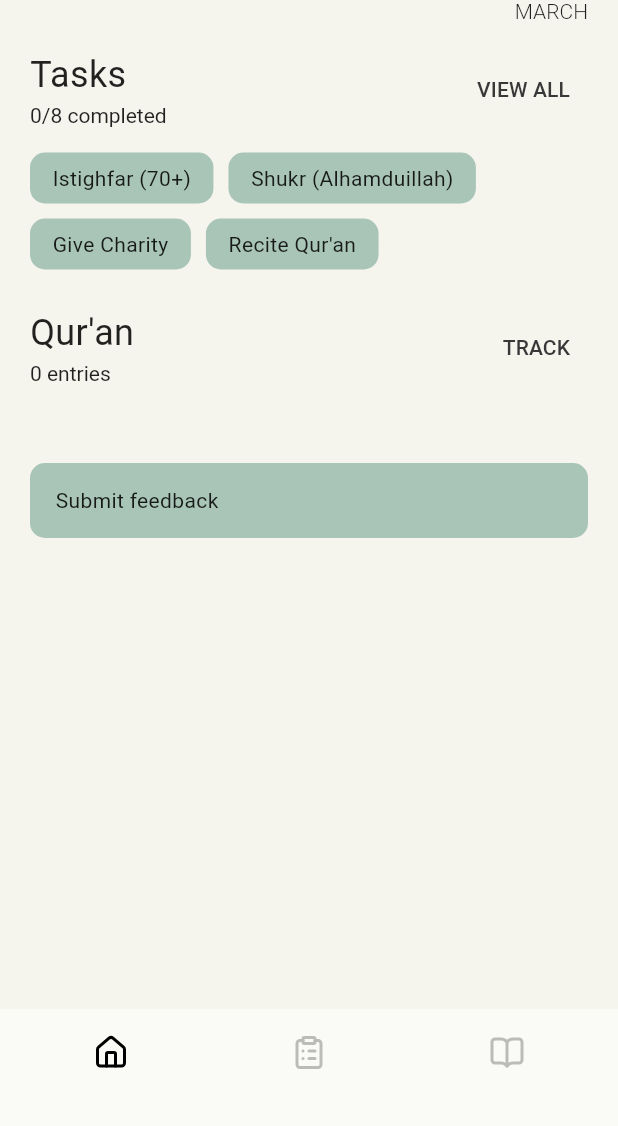
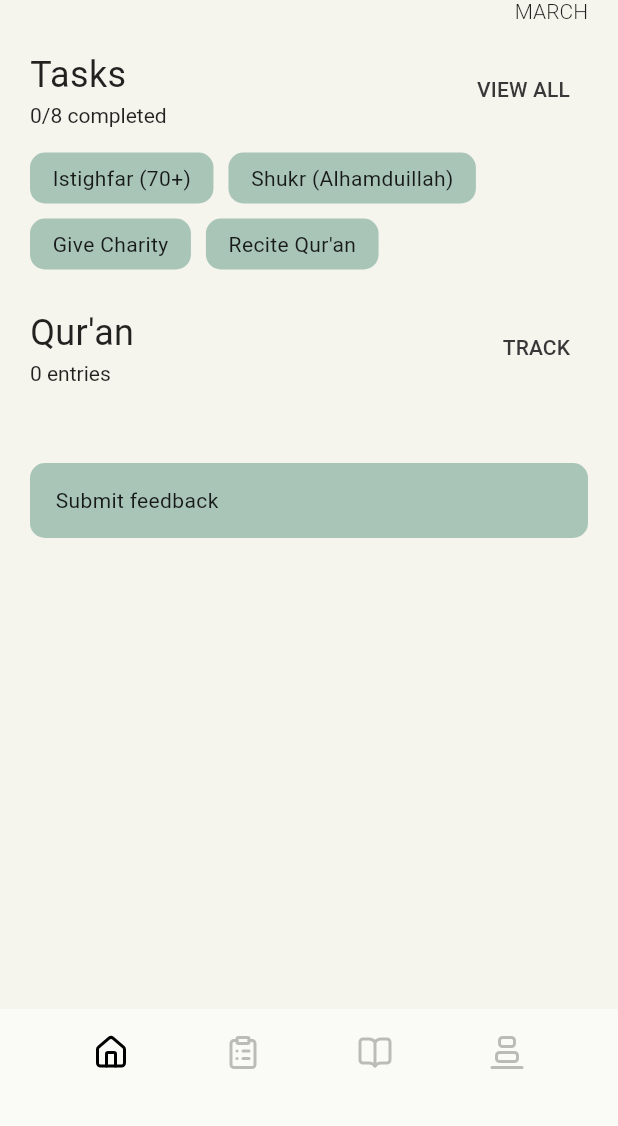
Before and after one commit to hkamran80/ramadan-taskminder, a Flutter app: the screen it shows after launch, on a phone screen of 412 x 824 dp, the part 110-1236 px from its top. Run offline on Flutter 3.47's test engine with Material 2 defaults, Android fonts, the phone set to English and light mode, and no system bars; our stand-ins replace go_router, google_fonts, hijri, hive_flutter, lucide_icons, shared_preferences; accounts and stored records are empty; Roboto replaces fonts that are missing (Numans).

Commit message:
Add to tab bar

```diff
--- a/lib/widgets/page_footer.dart
+++ b/lib/widgets/page_footer.dart
@@ -16,6 +16,7 @@ class PageFooter extends StatelessWidget {
       ["/", LucideIcons.home],
       ["/tasks", LucideIcons.clipboardList],
       ["/quran", LucideIcons.bookOpen],
+      ["/prayers", LucideIcons.alignVerticalJustifyEnd],
     ];
 
     return Center(
```
